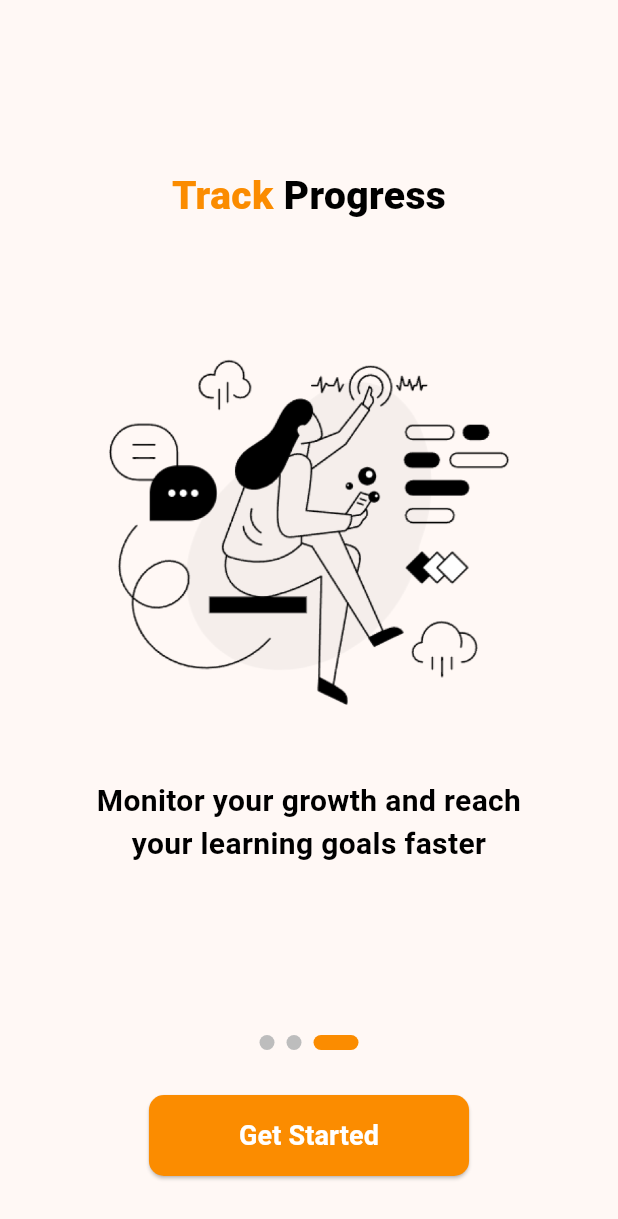
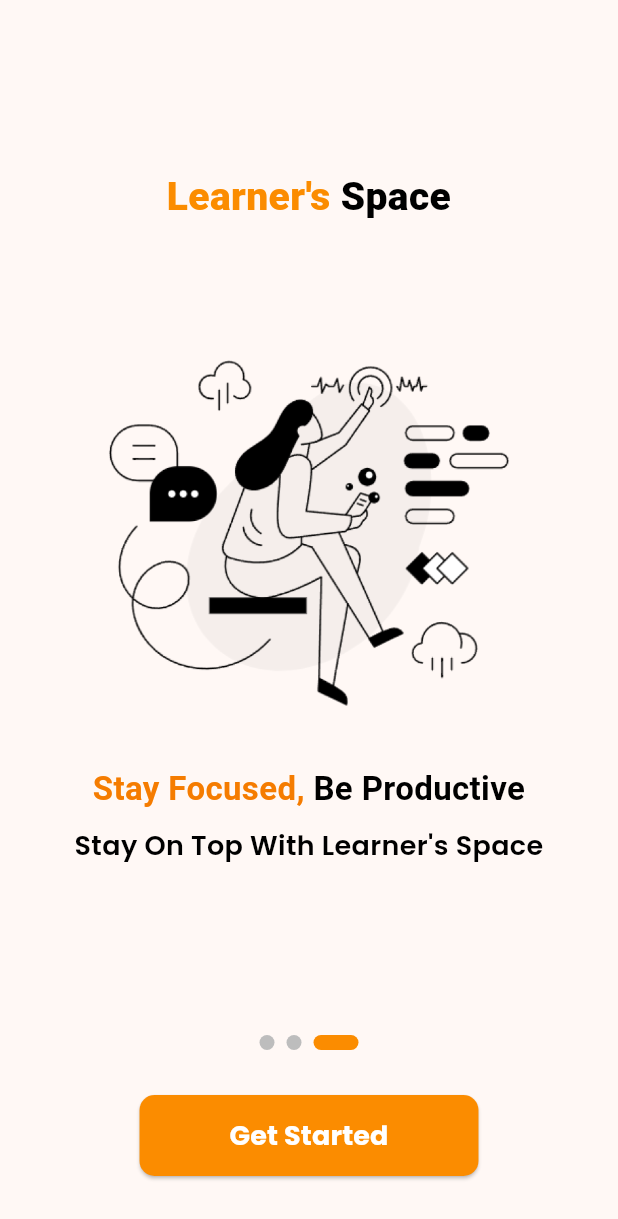
Before and after one commit to MR-Developers/learner_space_app, a Flutter app: the screen it shows after launch, swiped to page 3, on a phone screen of 412 x 824 dp. Shown: the top 1219 px of the screen. Run offline on Flutter 3.47's test engine with Material 3 defaults, Android fonts, the light colour scheme and no system bars; drawn by our look-alikes of smooth_page_indicator.

Commit message:
Login Page,Theme Data Updation And Fonts Additions

```diff
--- a/lib/User/GetStartedPage.dart
+++ b/lib/User/GetStartedPage.dart
@@ -36,8 +36,7 @@ class _GetStartedPageState extends State<GetStartedPage> {
         curve: Curves.easeInOut,
       );
     } else {
-      // Navigate to your main page or dashboard
-      Navigator.pushReplacementNamed(context, '/home');
+      Navigator.pushReplacementNamed(context, '/login');
     }
   }
 
@@ -52,33 +51,83 @@ class _GetStartedPageState extends State<GetStartedPage> {
             Expanded(
               child: PageView(
                 controller: _pageController,
-                children: const [
+                children: [
                   OnboardingStep(
                     titlePart1: "Learner's ",
                     titlePart2: "Space",
                     imagePath: "assets/User/Step_1.png",
-                    subtitle:
-                        "Welcome to Learner’s Space\nSimplify Your Learning Journey",
+                    midTitle: [
+                      TextSpan(
+                        text: "Welcome To ",
+                        style: TextStyle(
+                          color: Colors.orange.shade700,
+                          fontWeight: FontWeight.bold,
+                          fontSize: 22,
+                        ),
+                      ),
+                      const TextSpan(
+                        text: "Learners Space\nSimplify Your Learning",
+                        style: TextStyle(
+                          color: Colors.black,
+                          fontWeight: FontWeight.bold,
+                          fontSize: 22,
+                        ),
+                      ),
+                    ],
+                    subtitle: "Boost Your Productivity With Learner Space",
                   ),
                   OnboardingStep(
-                    titlePart1: "Discover ",
-                    titlePart2: "Courses",
+                    titlePart1: "Learner's ",
+                    titlePart2: "Space",
                     imagePath: "assets/User/Step_2.png",
+                    midTitle: [
+                      TextSpan(
+                        text: "Learn Effortlessly ",
+                        style: TextStyle(
+                          color: Colors.orange.shade700,
+                          fontWeight: FontWeight.bold,
+                          fontSize: 22,
+                        ),
+                      ),
+                      const TextSpan(
+                        text: "With Learner's Space",
+                        style: TextStyle(
+                          color: Colors.black,
+                          fontWeight: FontWeight.bold,
+                          fontSize: 22,
+                        ),
+                      ),
+                    ],
                     subtitle:
-                        "Find curated courses that match\nyour personal learning path",
+                        "Find Curated Courses That Match\nYour Personal Learning Path",
                   ),
                   OnboardingStep(
-                    titlePart1: "Track ",
-                    titlePart2: "Progress",
+                    titlePart1: "Learner's ",
+                    titlePart2: "Space",
                     imagePath: "assets/User/Step_3.png",
-                    subtitle:
-                        "Monitor your growth and reach\nyour learning goals faster",
+                    midTitle: [
+                      TextSpan(
+                        text: "Stay Focused, ",
+                        style: TextStyle(
+                          color: Colors.orange.shade700,
+                          fontWeight: FontWeight.bold,
+                          fontSize: 22,
+                        ),
+                      ),
+                      const TextSpan(
+                        text: "Be Productive",
+                        style: TextStyle(
+                          color: Colors.black,
+                          fontWeight: FontWeight.bold,
+                          fontSize: 22,
+                        ),
+                      ),
+                    ],
+                    subtitle: "Stay On Top With Learner's Space",
                   ),
                 ],
               ),
             ),
-
-            // --- Page indicator ---
             SmoothPageIndicator(
               controller: _pageController,
               count: 3,
@@ -123,11 +172,11 @@ class _GetStartedPageState extends State<GetStartedPage> {
   }
 }
 
-// --- Custom reusable widget for each onboarding step ---
 class OnboardingStep extends StatelessWidget {
   final String titlePart1;
   final String titlePart2;
   final String imagePath;
+  final List<TextSpan> midTitle;
   final String subtitle;
 
   const OnboardingStep({
@@ -135,6 +184,7 @@ class OnboardingStep extends StatelessWidget {
     required this.titlePart1,
     required this.titlePart2,
     required this.imagePath,
+    required this.midTitle,
     required this.subtitle,
   });
 
@@ -146,7 +196,7 @@ class OnboardingStep extends StatelessWidget {
         child: Column(
           mainAxisAlignment: MainAxisAlignment.center,
           children: [
-            // Title
+            // Main title
             Text.rich(
               TextSpan(
                 style: const TextStyle(
@@ -169,16 +219,21 @@ class OnboardingStep extends StatelessWidget {
 
             // Image
             Padding(
-              padding: const EdgeInsets.only(top: 80.0, bottom: 40),
+              padding: const EdgeInsets.only(top: 80.0, bottom: 30),
               child: Image.asset(imagePath, height: 250),
             ),
 
-            // Subtitle
+            Text.rich(
+              TextSpan(children: midTitle),
+              textAlign: TextAlign.center,
+            ),
+
+            const SizedBox(height: 10),
             Text(
               subtitle,
               textAlign: TextAlign.center,
               style: const TextStyle(
-                fontSize: 20,
+                fontSize: 18,
                 fontWeight: FontWeight.w600,
                 color: Colors.black,
               ),
--- a/lib/main.dart
+++ b/lib/main.dart
@@ -1,5 +1,7 @@
 import 'package:flutter/material.dart';
 import 'package:learner_space_app/User/GetStartedPage.dart';
+import 'package:learner_space_app/User/UserHome.dart';
+import 'package:learner_space_app/User/UserLogin.dart';
 
 void main() {
   runApp(const MyApp());
@@ -15,9 +17,28 @@ class MyApp extends StatelessWidget {
       title: 'Learner Space',
       debugShowCheckedModeBanner: false,
       theme: ThemeData(
+        fontFamily: "Poppins",
         colorScheme: ColorScheme.fromSeed(seedColor: Colors.orange),
+        appBarTheme: AppBarTheme(
+          backgroundColor: Colors.orange,
+          foregroundColor: Colors.white,
+        ),
+        floatingActionButtonTheme: FloatingActionButtonThemeData(
+          backgroundColor: Colors.orange,
+          foregroundColor: Colors.white,
+        ),
+        cardTheme: CardThemeData(color: Colors.white),
+        textTheme: TextTheme(
+          titleSmall: TextStyle(fontFamily: "Poppins"),
+          titleLarge: TextStyle(fontFamily: "Poppins"),
+          titleMedium: TextStyle(fontFamily: "Poppins"),
+        ),
       ),
       home: GetStartedPage(),
+      routes: {
+        "/login": (context) => UserLogin(),
+        "/home": (context) => UserHome(),
+      },
     );
   }
 }
```
Also changed, not shown: lib/User/UserHome.dart (added, +15 -0 lines), lib/User/UserLogin.dart (added, +222 -0 lines), pubspec.yaml (+11 -0 lines), assets/Fonts/Poppins-Black.ttf (added), assets/Fonts/Poppins-Bold.ttf (added), assets/Fonts/Poppins-ExtraBold.ttf (added), assets/Fonts/Poppins-Regular.ttf (added), assets/Fonts/Poppins-SemiBold.ttf (added), assets/User/google.png (added).
